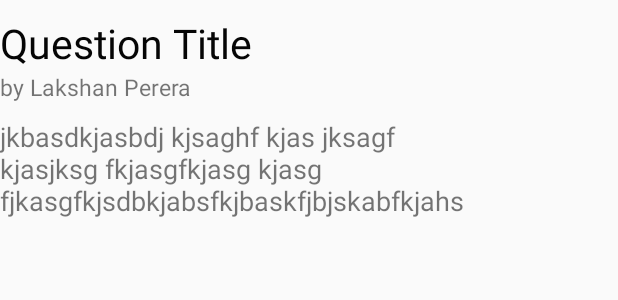
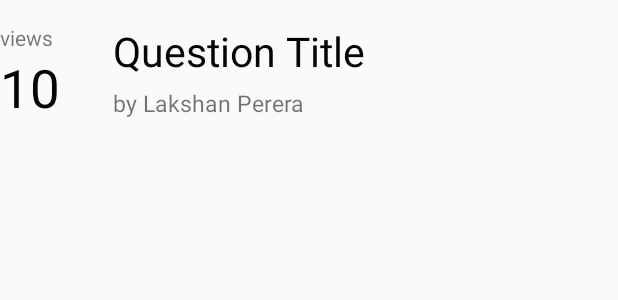
Before and after one commit to VidulaDakshitha/Question-Answer-mobile-app-using-Android-studio, an Android app: the layout question_layout.xml on its own in the app's theme, with its tools: preview values and no code run, on a phone screen of 412 x 824 dp. Shown: the top 300 px of the screen. Run offline under Robolectric (Android 15) with nearby library versions, the phone set to English and light mode, and no system bars.

Commit message:
updated the feed

```diff
--- a/app/src/main/res/layout/question_layout.xml
+++ b/app/src/main/res/layout/question_layout.xml
@@ -2,8 +2,37 @@
 <LinearLayout xmlns:android="http://schemas.android.com/apk/res/android"
     android:orientation="vertical" android:layout_width="match_parent"
     android:layout_height="match_parent"
-    android:layout_marginTop="10dp"
+    android:layout_marginTop="15dp"
+    android:layout_marginBottom="15dp"
     >
+    <LinearLayout
+        android:layout_width="match_parent"
+        android:layout_height="wrap_content" android:orientation="horizontal">
+
+        <LinearLayout
+            android:layout_width="wrap_content"
+            android:layout_height="wrap_content" android:orientation="vertical">
+        <TextView
+            android:layout_width="wrap_content"
+            android:layout_height="wrap_content"
+            android:text="views"/>
+     <TextView
+         android:id="@+id/views"
+         android:layout_width="wrap_content"
+         android:layout_height="wrap_content"
+         android:text="10"
+         android:textSize="35sp"
+         android:textColor="#050505"
+         android:layout_marginRight="10dp"
+         android:textAlignment="center"
+         android:gravity="center"
+         />
+        </LinearLayout>
+    <LinearLayout
+        android:layout_width="match_parent"
+        android:layout_height="wrap_content" android:orientation="vertical" android:layout_marginLeft="25dp" android:gravity="left"
+
+        >
 
     <TextView
         android:id="@+id/question_title"
@@ -19,16 +48,11 @@
         android:layout_height="wrap_content"
         android:text="by Lakshan Perera"
         android:textSize="15sp"
+        android:layout_marginTop="5dp"
         />
+    </LinearLayout>
+    </LinearLayout>
 
-    <TextView
-        android:id="@+id/question_description"
-        android:layout_width="wrap_content"
-        android:layout_height="wrap_content"
-        android:text="jkbasdkjasbdj kjsaghf kjas jksagf kjasjksg fkjasgfkjasg kjasg fjkasgfkjsdbkjabsfkjbaskfjbjskabfkjahsfjb sakj b kjsahfasfkjg jkgasfkjasfjkgs afjkabs fjkb safjkbasf"
-        android:textSize="18sp"
-        android:layout_marginTop="10dp"
-        android:maxLength="100"
-        />
+
 
 </LinearLayout>
```
Also changed, not shown: app/src/main/java/com/example/madforumapp/HomeFragment.java (+61 -2 lines), app/src/main/java/com/example/madforumapp/Question.java (+10 -1 lines), app/src/main/java/com/example/madforumapp/QuestionListAdapter.java (+4 -4 lines).
